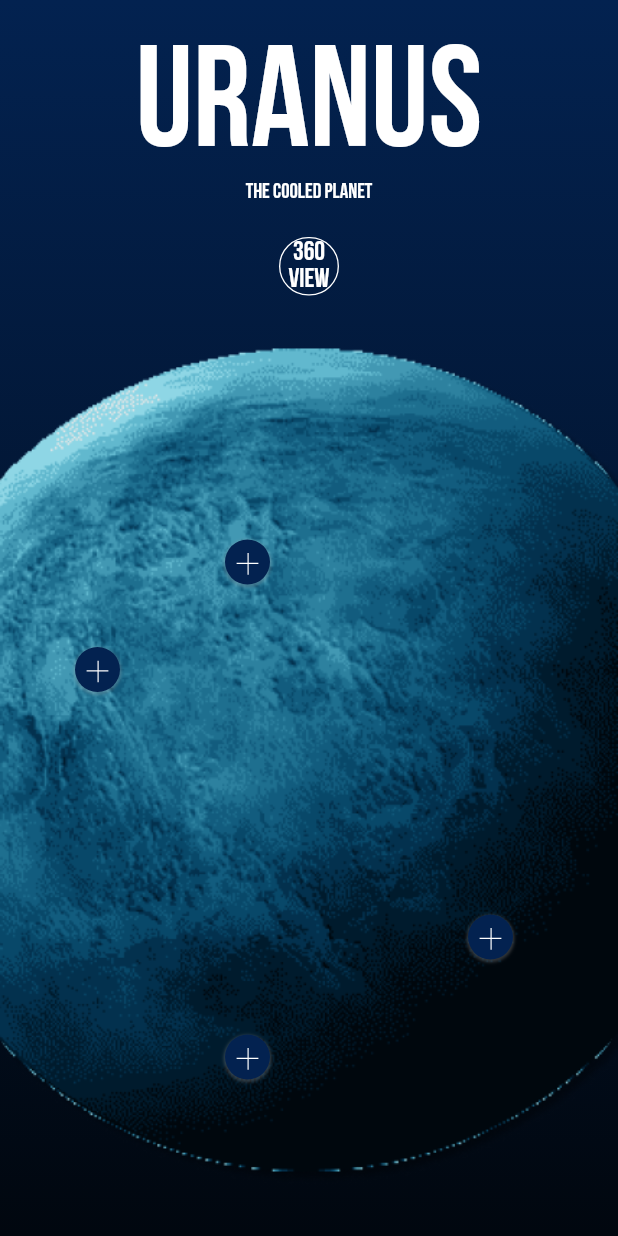
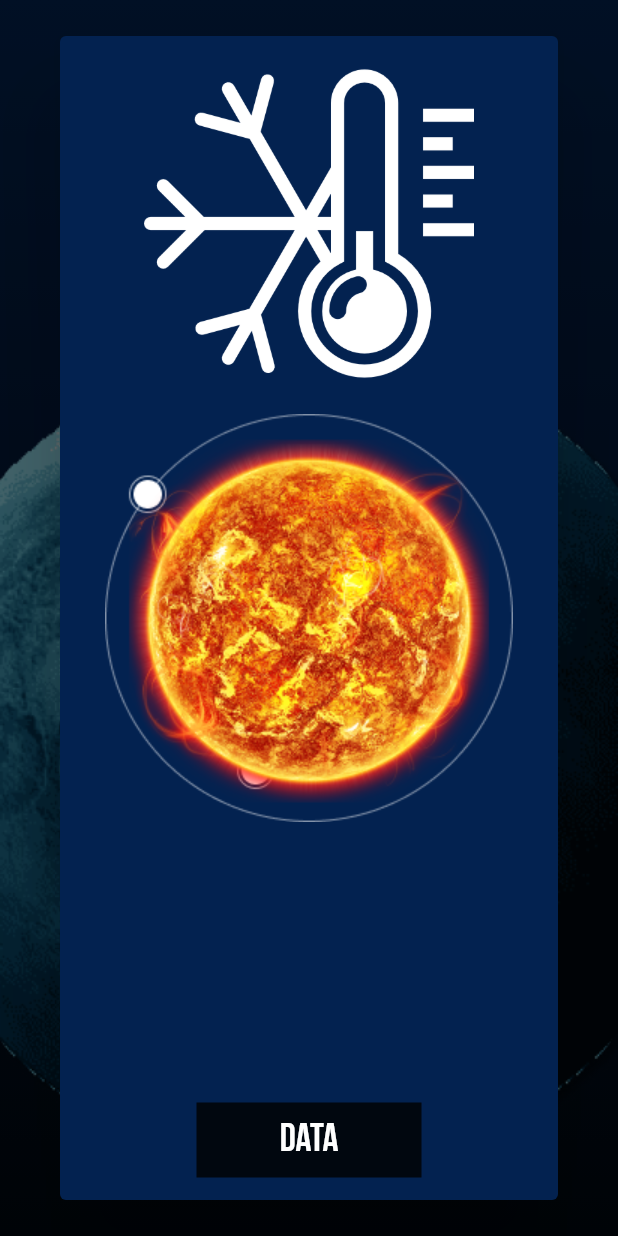
Before and after one commit to DmGurin/planet_community, a Flutter app: the UranusProfileScreen screen opened directly, after a tap on an icon or button, on a phone screen of 412 x 824 dp. Run offline on Flutter 3.47's test engine with Material 2 defaults, Android fonts, the phone set to English and light mode, and no system bars; our stand-ins replace carousel_slider, flutter_svg.

Commit message:
добавлены кнопки на странице uran_profile

```diff
--- /dev/null
+++ b/lib/screens/uranus_screen/uranus_dialog/u_body.dart
@@ -0,0 +1,53 @@
+import 'package:flutter/material.dart';
+import 'package:planet_community/source/images.dart';
+import 'package:planet_community/style/app_colors.dart';
+import 'package:planet_community/style/app_text_styles.dart';
+
+
+class UBody extends StatefulWidget {
+  const UBody({Key? key}) : super(key: key);
+
+  @override
+  _UBodyState createState() => _UBodyState();
+}
+
+class _UBodyState extends State<UBody> {
+  @override
+  Widget build(BuildContext context) {
+    return Padding(
+      padding: const EdgeInsets.all(15.0),
+      child: Stack(
+        fit: StackFit.expand,
+        children: [
+          Image.asset(AppImages.sun),
+          Column(
+            mainAxisSize: MainAxisSize.min,
+            children: [
+              SizedBox(
+                  height: 220,
+                  child: Image.asset(
+                    AppImages.temperature,
+                    color: AppColors.white,
+                  )),
+              const Spacer(),
+              InkWell(
+                onTap: (){
+                  Navigator.pop(context);
+                },
+                child: Container(
+                    height: 50,
+                    width: 150,
+                    color: AppColors.darkGrey,
+                    child: const Center(
+                        child: Text(
+                          'data',
+                          style: AppTextStyle.textStyle26w700,
+                        ))),
+              )
+            ],
+          ),
+        ],
+      ),
+    );
+  }
+}
--- /dev/null
+++ b/lib/screens/uranus_screen/uranus_dialog/u_dialog.dart
@@ -0,0 +1,15 @@
+import 'package:flutter/cupertino.dart';
+import 'package:flutter/material.dart';
+import 'package:planet_community/screens/uranus_screen/uranus_dialog/u_body.dart';
+import 'package:planet_community/style/app_colors.dart';
+
+void uDialog(BuildContext context) {
+  showDialog(
+      context: context,
+      builder: (context) {
+        return const Dialog(
+          backgroundColor: AppColors.darkBlue,
+          child: UBody(),
+        );
+      });
+}
--- a/lib/screens/uranus_screen/uranus_profile/screen.dart
+++ b/lib/screens/uranus_screen/uranus_profile/screen.dart
@@ -1,7 +1,9 @@
 import 'package:flutter/material.dart';
 import 'package:flutter_svg/flutter_svg.dart';
+import 'package:planet_community/screens/uranus_screen/uranus_dialog/u_dialog.dart';
 import 'package:planet_community/screens/uranus_screen/uranus_dialog/ur_dialog.dart';
 import 'package:planet_community/screens/uranus_screen/uranus_dialog/ura_dialog.dart';
+import 'package:planet_community/screens/uranus_screen/uranus_dialog/uran_dialog.dart';
 import 'package:planet_community/screens/uranus_screen/uranus_dialog/uranus_dialog.dart';
 import 'package:planet_community/source/images.dart';
 import 'package:planet_community/source/svg.dart';
@@ -67,11 +69,44 @@ class _UranusProfileScreenState extends State<UranusProfileScreen> {
                   AppImages.biguranus,
                 ),
                 Positioned(
+                  right: 75,
+                  top: 160,
+                  child: GestureDetector(
+                    onTap: (){
+                      uDialog(context);
+                    },
+                    child: Container(
+                      padding: const EdgeInsets.only(top: 9),
+                      height: 30,
+                      width: 30,
+                      decoration: BoxDecoration(
+                          boxShadow: [
+                            BoxShadow(
+                              color: Colors.grey.withOpacity(0.3),
+                              spreadRadius: 1,
+                              blurRadius: 1,
+                              offset: const Offset(
+                                  0, 1), // changes position of shadow
+                            ),
+                          ],
+                          color: AppColors.botBlue,
+                          borderRadius:
+                          const BorderRadius.all(Radius.circular(100))),
+                      child: Center(
+                        child: SvgPicture.asset(
+                          AppSvg.plus,
+                          alignment: Alignment.center,
+                        ),
+                      ),
+                    ),
+                  ),
+                ),
+                Positioned(
                   left: 150,
                   bottom: 400,
                   child: GestureDetector(
                     onTap: (){
-
+                      uranDialog(context);
                     },
                     child: Container(
                       padding: const EdgeInsets.only(top: 9),
```
Also changed, not shown: lib/screens/uranus_screen/uranus_dialog/uran_body.dart (+47 -0 lines), lib/screens/uranus_screen/uranus_dialog/uran_dialog.dart (+5 -27 lines).
